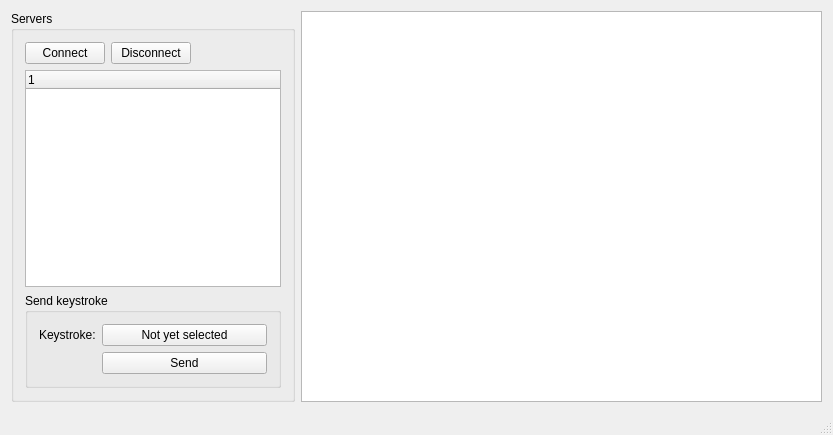
First picture: the form in client/mainwindow.ui, repository sebastiano-barrera/progetto-PDS, before the edit.
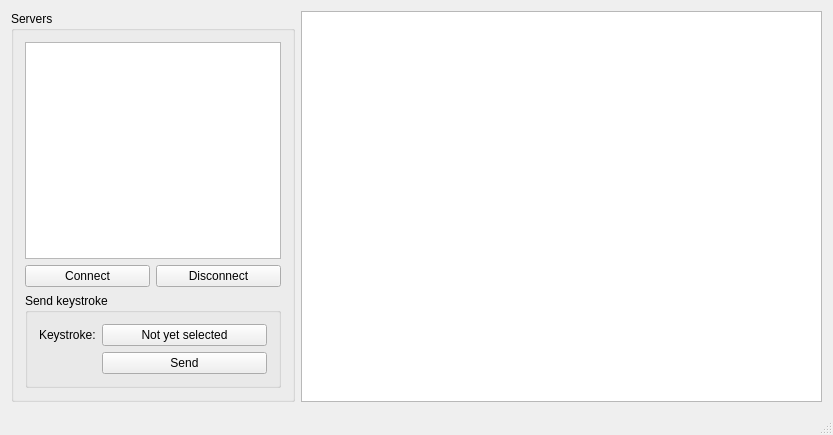
Second picture: the form after the edit. Custom widgets are drawn as their Qt base class.

Diff of the .ui file:
```diff
--- a/client/mainwindow.ui
+++ b/client/mainwindow.ui
@@ -27,6 +27,16 @@
        <string>Servers</string>
       </property>
       <layout class="QVBoxLayout" name="verticalLayout">
+       <item>
+        <widget class="QTreeView" name="serverListView">
+         <property name="sizePolicy">
+          <sizepolicy hsizetype="Fixed" vsizetype="Expanding">
+           <horstretch>0</horstretch>
+           <verstretch>0</verstretch>
+          </sizepolicy>
+         </property>
+        </widget>
+       </item>
        <item>
         <layout class="QHBoxLayout" name="horizontalLayout_2">
          <item>
@@ -43,36 +53,8 @@
            </property>
           </widget>
          </item>
-         <item>
-          <spacer name="horizontalSpacer">
-           <property name="orientation">
-            <enum>Qt::Horizontal</enum>
-           </property>
-           <property name="sizeHint" stdset="0">
-            <size>
-             <width>28</width>
-             <height>20</height>
-            </size>
-           </property>
-          </spacer>
-         </item>
         </layout>
        </item>
-       <item>
-        <widget class="QTreeWidget" name="serversTreeView">
-         <property name="sizePolicy">
-          <sizepolicy hsizetype="Fixed" vsizetype="Expanding">
-           <horstretch>0</horstretch>
-           <verstretch>0</verstretch>
-          </sizepolicy>
-         </property>
-         <column>
-          <property name="text">
-           <string notr="true">1</string>
-          </property>
-         </column>
-        </widget>
-       </item>
        <item>
         <widget class="QGroupBox" name="groupBox">
          <property name="title">
```
Left out of the diff: 15 changed lines with no effect on the pictures.
